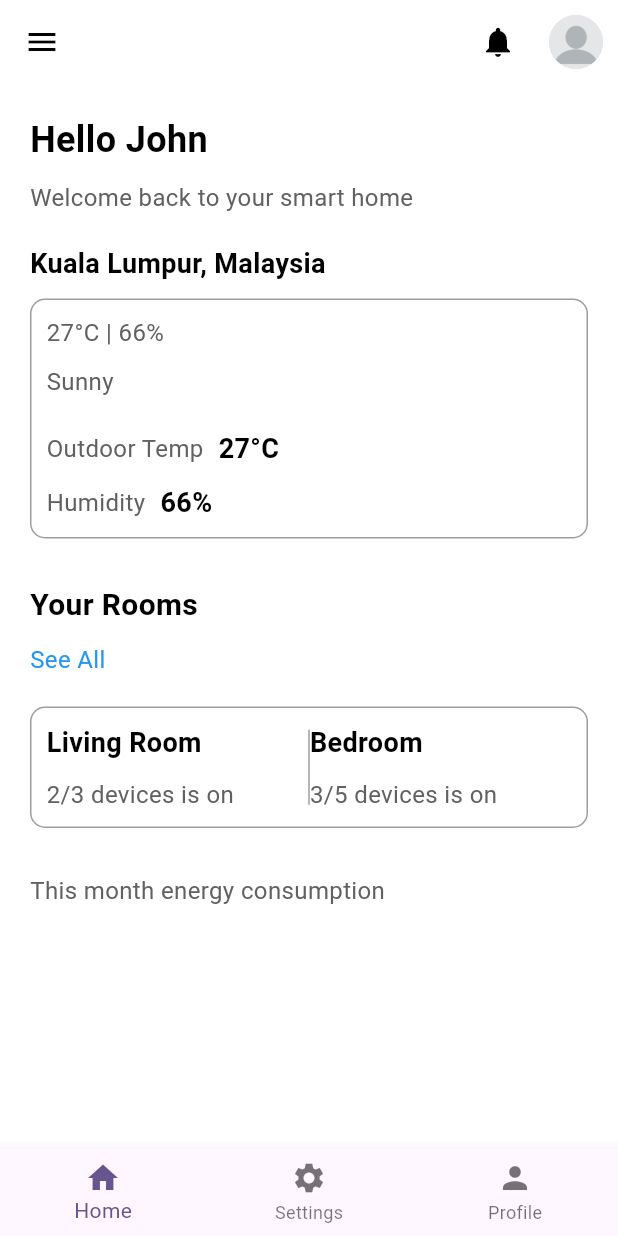
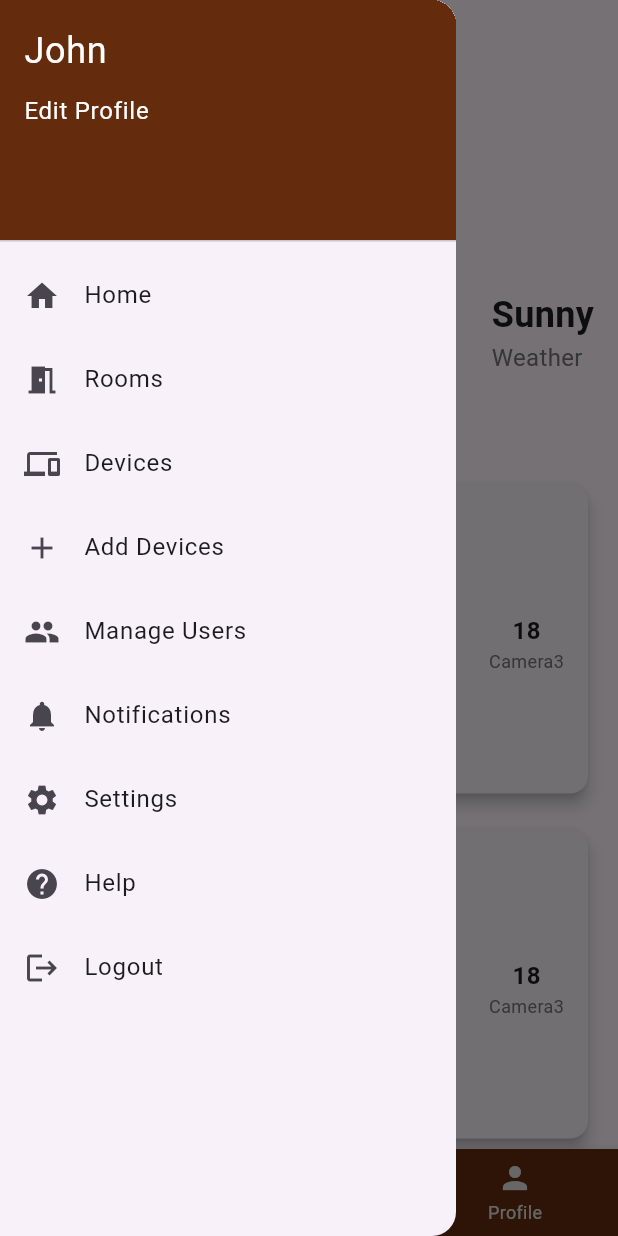
Before and after one commit to ClaireSZX/HomeApp, a Flutter app: the homepage screen opened directly, with the side drawer open (before the commit the screen has no drawer), on a phone screen of 412 x 824 dp. Run offline on Flutter 3.47's test engine with Material 3 defaults, Android fonts, the phone set to English and light mode, and no system bars; statements that could not run were skipped.

Commit message:
git commit *

```diff
--- a/home_app/lib/homepage.dart
+++ b/home_app/lib/homepage.dart
@@ -1,4 +1,6 @@
 import 'package:flutter/material.dart';
+import 'package:home_app/Roommenu.dart';
+import 'package:home_app/addDevice';
 
 void main() {
   runApp(MyApp());
@@ -20,66 +22,51 @@ class homepage extends StatefulWidget {
 }
 
 class _HomeScreenState extends State<homepage> {
-  int _currentIndex = 0;
+  int _currentIndex = 0; // To track the current selected tab
 
-  final List<Widget> _children = [
-    HomeContent(), // Replace with your main content widget
-    Text('Settings Page'), // Replace with your settings page widget
-    Text('Profile Page'), // Replace with your profile page widget
+  // List of pages to display in the body
+  final List<Widget> _pages = [
+    HomeContent(), // Main content page
+    AddDeviceScreen(), // Add Devices page
+    ProfilePage(), // Profile page
+    SettingsPage(), // New Settings page
   ];
-
-  void onTabTapped(int index) {
-    setState(() {
-      _currentIndex = index;
-    });
-  }
 
   @override
   Widget build(BuildContext context) {
     return Scaffold(
-      backgroundColor: Colors.white,
       appBar: AppBar(
-        backgroundColor: Colors.transparent,
-        elevation: 0,
-        leading: IconButton(
-          icon: Icon(Icons.menu, color: Colors.black),
-          onPressed: () {
-            // Add your menu button action here
+        title: Text(''),
+      ),
+      drawer: sidemenu(), // Add the side menu here
+      body: _pages[_currentIndex], // Display the current page
+      bottomNavigationBar: BottomNavigationBar(
+        currentIndex: _currentIndex,
+        onTap: (index) {
+          setState(() {
+            _currentIndex = index; // Update the current index when a tab is tapped
+          });
         },
-        ),
-        actions: <Widget>[
-          IconButton(
-            icon: Icon(Icons.notifications, color: Colors.black),
-            onPressed: () {
-              // Add your notification button action here
-            },
-          ),
-          SizedBox(width: 10), // Spacing between notification icon and profile picture
-          CircleAvatar(
-            backgroundImage: AssetImage('asset/profilepicture.png'), // Replace with your profile picture path
-            radius: 18,
-          ),
-          SizedBox(width: 10), // Spacing after profile picture
-        ],
-      ),
-      body: _children[_currentIndex],
-      bottomNavigationBar: BottomNavigationBar(
-        onTap: onTabTapped,
-        currentIndex: _currentIndex,
         items: [
           BottomNavigationBarItem(
             icon: Icon(Icons.home),
             label: 'Home',
           ),
           BottomNavigationBarItem(
-            icon: Icon(Icons.settings),
-            label: 'Settings',
+            icon: Icon(Icons.add),
+            label: 'Add Devices',
           ),
           BottomNavigationBarItem(
             icon: Icon(Icons.person),
             label: 'Profile',
           ),
         ],
+
+        backgroundColor:  Color.fromRGBO(100, 44, 12, 100), // Background color of the navigation bar
+        selectedItemColor: Colors.white, // Color of the selected tab
+        unselectedItemColor: Colors.grey[300], // Color of the unselected tabs
+        selectedLabelStyle: TextStyle(fontWeight: FontWeight.bold), // Style for selected tab label
+        unselectedLabelStyle: TextStyle(fontWeight: FontWeight.normal),
       ),
     );
   }
@@ -88,228 +75,358 @@ class _HomeScreenState extends State<homepage> {
 class HomeContent extends StatelessWidget {
   @override
   Widget build(BuildContext context) {
-    return Padding(
-      padding: const EdgeInsets.all(20.0),
+    return SingleChildScrollView(
+      child: Padding(
+        padding: const EdgeInsets.all(16.0),
         child: Column(
           crossAxisAlignment: CrossAxisAlignment.start,
-        children: <Widget>[
-          // Welcome Message
+          children: [
             Text(
               'Hello John',
               style: TextStyle(
                 fontSize: 24,
                 fontWeight: FontWeight.bold,
-              color: Colors.black,
               ),
             ),
-          SizedBox(height: 10),
+            SizedBox(height: 8),
             Text(
               'Welcome back to your smart home',
               style: TextStyle(
                 fontSize: 16,
-              color: Colors.grey[700],
+                color: Colors.grey[600],
               ),
             ),
-          SizedBox(height: 20),
-          // Weather Information Widget
-          WeatherInfoWidget(),
-          SizedBox(height: 30),
-          // Your Rooms Section
+            SizedBox(height: 16),
+            Row(
+              children: [
+                Icon(Icons.location_on, color: Color.fromRGBO(100, 44, 12, 100)),
+                SizedBox(width: 8),
+                Text(
+                  'Kuala Lumpur, Malaysia',
+                  style: TextStyle(
+                    fontSize: 16,
+                    color: Colors.grey[600],
+                  ),
+                ),
+              ],
+            ),
+            SizedBox(height: 16),
+            Row(
+              mainAxisAlignment: MainAxisAlignment.spaceBetween,
+              children: [
+                Column(
+                  crossAxisAlignment: CrossAxisAlignment.start,
+                  children: [
+                    Text(
+                      '27°C',
+                      style: TextStyle(
+                        fontSize: 24,
+                        fontWeight: FontWeight.bold,
+                      ),
+                    ),
+                    Text(
+                      'Outdoor Temp',
+                      style: TextStyle(
+                        fontSize: 16,
+                        color: Colors.grey[600],
+                      ),
+                    ),
+                  ],
+                ),
+                Column(
+                  crossAxisAlignment: CrossAxisAlignment.start,
+                  children: [
+                    Text(
+                      '66%',
+                      style: TextStyle(
+                        fontSize: 24,
+                        fontWeight: FontWeight.bold,
+                      ),
+                    ),
+                    Text(
+                      'Humidity',
+                      style: TextStyle(
+                        fontSize: 16,
+                        color: Colors.grey[600],
+                      ),
+                    ),
+                  ],
+                ),
+                Column(
+                  crossAxisAlignment: CrossAxisAlignment.start,
+                  children: [
+                    Text(
+                      'Sunny',
+                      style: TextStyle(
+                        fontSize: 24,
+                        fontWeight: FontWeight.bold,
+                      ),
+                    ),
+                    Text(
+                      'Weather',
+                      style: TextStyle(
+                        fontSize: 16,
+                        color: Colors.grey[600],
+                      ),
+                    ),
+                  ],
+                ),
+              ],
+            ),
+            SizedBox(height: 24),
             Text(
               'Your Rooms',
               style: TextStyle(
                 fontSize: 20,
                 fontWeight: FontWeight.bold,
-              color: Colors.black,
               ),
             ),
-          SizedBox(height: 10),
-          Row(
-            mainAxisAlignment: MainAxisAlignment.spaceBetween,
-            children: <Widget>[
-              Text(
-                'See All',
-                style: TextStyle(
-                  fontSize: 16,
-                  color: Colors.blue,
+            SizedBox(height: 16),
+            _buildRoomCard(
+              context,
+              'Living Room',
+              '2/4 devices is on',
+              '0',
+              '22',
+              '18',
+              '3',
             ),
+            SizedBox(height: 16),
+            _buildRoomCard(
+              context,
+              'Main Bedroom',
+              '3/5 devices is on',
+              '0',
+              '22',
+              '18',
+              '3',
             ),
-            ],
-          ),
-          SizedBox(height: 20),
-          // Living Room and Bedroom Side by Side
-          Container(
-            padding: EdgeInsets.all(10),
-            decoration: BoxDecoration(
-              border: Border.all(color: Colors.grey, width: 1),
-              borderRadius: BorderRadius.circular(10),
-            ),
-            child: Row(
-              mainAxisAlignment: MainAxisAlignment.spaceBetween,
-              children: <Widget>[
-                // Living Room
-                Expanded(
-                  child: Column(
-                    crossAxisAlignment: CrossAxisAlignment.start,
-                    children: <Widget>[
-                      Text(
-                        'Living Room',
-                        style: TextStyle(
-                          fontSize: 18,
-                          fontWeight: FontWeight.bold,
-                          color: Colors.black,
-                        ),
-                      ),
-                      SizedBox(height: 10),
-                      Text(
-                        '2/3 devices is on',
-                        style: TextStyle(
-                          fontSize: 16,
-                          color: Colors.grey[700],
+            SizedBox(height: 24),
+            Center(
+              child: ElevatedButton(
+                onPressed: () {
+                  // Handle "See All" action
+                },
+                child: Text('See All'),
               ),
             ),
           ],
         ),
       ),
-                // Divider
-                Container(
-                  width: 1,
-                  height: 50,
-                  color: Colors.grey,
-                ),
-                // Bedroom
-                Expanded(
+    );
+  }
+
+  Widget _buildRoomCard(
+    BuildContext context,
+    String roomName,
+    String devicesStatus,
+    String camera1,
+    String camera2,
+    String camera3,
+    String cameraCount,
+  ) {
+    return Card(
+      elevation: 4,
+      child: Padding(
+        padding: const EdgeInsets.all(16.0),
         child: Column(
           crossAxisAlignment: CrossAxisAlignment.start,
-                    children: <Widget>[
+          children: [
             Text(
-                        'Bedroom',
+              roomName,
               style: TextStyle(
                 fontSize: 18,
                 fontWeight: FontWeight.bold,
-                          color: Colors.black,
               ),
             ),
-                      SizedBox(height: 10),
+            SizedBox(height: 8),
             Text(
-                        '3/5 devices is on',
+              devicesStatus,
               style: TextStyle(
-                          fontSize: 16,
-                          color: Colors.grey[700],
+                fontSize: 14,
+                color: Colors.grey[600],
+              ),
+            ),
+            SizedBox(height: 16),
+            Row(
+              mainAxisAlignment: MainAxisAlignment.spaceBetween,
+              children: [
+                _buildCameraTile(camera1, 'Camera'),
+                _buildCameraTile(camera2, 'Camera2'),
+                _buildCameraTile(camera3, 'Camera3'),
+              ],
+            ),
+            SizedBox(height: 16),
+            Center(
+              child: ElevatedButton(
+                onPressed: () {
+                  // Handle "See All" action
+                },
+                child: Text('See All'),
               ),
             ),
           ],
         ),
       ),
+    );
+  }
+
+  Widget _buildCameraTile(String value, String label) {
+    return Column(
+      children: [
+        Text(
+          value,
+          style: TextStyle(
+            fontSize: 16,
+            fontWeight: FontWeight.bold,
+          ),
+        ),
+        Text(
+          label,
+          style: TextStyle(
+            fontSize: 12,
+            color: Colors.grey[600],
+          ),
+        ),
+      ],
+    );
+  }
+}
+
+
+class ProfilePage extends StatelessWidget {
+  @override
+  Widget build(BuildContext context) {
+    return Center(
+      child: Text(
+        'Profile Page',
+        style: TextStyle(fontSize: 24, fontWeight: FontWeight.bold),
+      ),
+    );
+  }
+}
+
+class SettingsPage extends StatelessWidget {
+  @override
+  Widget build(BuildContext context) {
+    return Center(
+      child: Text(
+        'Settings Page',
+        style: TextStyle(fontSize: 24, fontWeight: FontWeight.bold),
+      ),
+    );
+  }
+}
+
+class sidemenu extends StatelessWidget {
+  @override
+  Widget build(BuildContext context) {
+    return Drawer(
+      child: ListView(
+        padding: EdgeInsets.zero,
+        children: <Widget>[
+          DrawerHeader(
+            decoration: BoxDecoration(
+              color: Color.fromRGBO(100, 44, 12, 100),
+            ),
+            child: Column(
+              crossAxisAlignment: CrossAxisAlignment.start,
+              children: [
+                Text(
+                  'John',
+                  style: TextStyle(
+                    color: Colors.white,
+                    fontSize: 24,
+                  ),
+                ),
+                SizedBox(height: 10),
+                Text(
+                  'Edit Profile',
+                  style: TextStyle(
+                    color: Colors.white,
+                    fontSize: 16,
+                  ),
+                ),
               ],
             ),
           ),
-          SizedBox(height: 30),
-          // Energy Consumption
-          Text(
-            'This month energy consumption',
-            style: TextStyle(
-              fontSize: 16,
-              color: Colors.grey[700],
+          ListTile(
+            leading: Icon(Icons.home),
+            title: Text('Home'),
+            onTap: () {
+              Navigator.pop(context); // Close the drawer
+              Navigator.pushReplacement(
+                context,
+                MaterialPageRoute(builder: (context) => homepage()),
+              );
+            },
           ),
+          ListTile(
+            leading: Icon(Icons.meeting_room),
+            title: Text('Rooms'),
+            onTap: () {
+              Navigator.pop(context); // Close the drawer
+              Navigator.pushReplacement(
+                context,
+                MaterialPageRoute(builder: (context) => RoomsPage()),
+              );
+            },
+          ),
+          ListTile(
+            leading: Icon(Icons.devices),
+            title: Text('Devices'),
+            onTap: () {
+              Navigator.pop(context); // Close the drawer
+            },
+          ),
+          ListTile(
+            leading: Icon(Icons.add),
+            title: Text('Add Devices'),
+            onTap: () {
+              Navigator.pop(context); // Close the drawer
+              Navigator.pushReplacement(
+                context,
+                MaterialPageRoute(builder: (context) => AddDeviceScreen()),
+              );
+            },
+          ),
+          ListTile(
+            leading: Icon(Icons.people),
+            title: Text('Manage Users'),
+            onTap: () {
+              Navigator.pop(context); // Close the drawer
+            },
+          ),
+          ListTile(
+            leading: Icon(Icons.notifications),
+            title: Text('Notifications'),
+            onTap: () {
+              Navigator.pop(context); // Close the drawer
+            },
+          ),
+          ListTile(
+            leading: Icon(Icons.settings),
+            title: Text('Settings'),
+            onTap: () {
+              Navigator.pop(context); // Close the drawer
+            },
+          ),
+          ListTile(
+            leading: Icon(Icons.help),
+            title: Text('Help'),
+            onTap: () {
+              Navigator.pop(context); // Close the drawer
+            },
+          ),
+          ListTile(
+            leading: Icon(Icons.logout),
+            title: Text('Logout'),
+            onTap: () {
+              Navigator.pop(context); // Close the drawer
+            },
           ),
         ],
       ),
     );
   }
 }
-
-class WeatherInfoWidget extends StatelessWidget {
-  @override
-  Widget build(BuildContext context) {
-    return Column(
-      crossAxisAlignment: CrossAxisAlignment.start,
-      children: <Widget>[
-        // Location
-        Text(
-          'Kuala Lumpur, Malaysia',
-          style: TextStyle(
-            fontSize: 18,
-            fontWeight: FontWeight.bold,
-            color: Colors.black,
-          ),
-        ),
-        SizedBox(height: 10),
-        // Temperature and Humidity Box
-        Container(
-          padding: EdgeInsets.all(10),
-          decoration: BoxDecoration(
-            border: Border.all(color: Colors.grey, width: 1),
-            borderRadius: BorderRadius.circular(10),
-          ),
-          child: Column(
-            crossAxisAlignment: CrossAxisAlignment.start,
-            children: <Widget>[
-              // Temperature and Humidity
-              Text(
-                '27°C | 66%',
-                style: TextStyle(
-                  fontSize: 16,
-                  color: Colors.grey[700],
-                ),
-              ),
-              SizedBox(height: 10),
-              // Weather Condition
-              Text(
-                'Sunny',
-                style: TextStyle(
-                  fontSize: 16,
-                  color: Colors.grey[700],
-                ),
-              ),
-              SizedBox(height: 20),
-              // Outdoor Temperature
-              Row(
-                children: <Widget>[
-                  Text(
-                    'Outdoor Temp',
-                    style: TextStyle(
-                      fontSize: 16,
-                      color: Colors.grey[700],
-                    ),
-                  ),
-                  SizedBox(width: 10),
-                  Text(
-                    '27°C',
-                    style: TextStyle(
-                      fontSize: 18,
-                      fontWeight: FontWeight.bold,
-                      color: Colors.black,
-                    ),
-                  ),
-                ],
-              ),
-              SizedBox(height: 10),
-              // Humidity
-              Row(
-                children: <Widget>[
-                  Text(
-                    'Humidity',
-                    style: TextStyle(
-                      fontSize: 16,
-                      color: Colors.grey[700],
-                    ),
-                  ),
-                  SizedBox(width: 10),
-                  Text(
-                    '66%',
-                    style: TextStyle(
-                      fontSize: 18,
-                      fontWeight: FontWeight.bold,
-                      color: Colors.black,
-                    ),
-                  ),
-                ],
-              ),
-            ],
-          ),
-        ),
-      ],
-    );
-  }
-}
--- a/home_app/pubspec.yaml
+++ b/home_app/pubspec.yaml
@@ -63,6 +63,7 @@ flutter:
   assets:
     - asset/homeAppLogo.png
     - asset/profilepicture.png
+    - asset/HCI background.jpeg
 
 
   # An image asset can refer to one or more resolution-specific "variants", see
```
Also changed, not shown: home_app/lib/Roommenu.dart (added, +134 -0 lines), home_app/lib/main.dart (+6 -6 lines), home_app/asset/HCI background.jpeg (added). Lines whose indentation alone changed are shown as unchanged.
